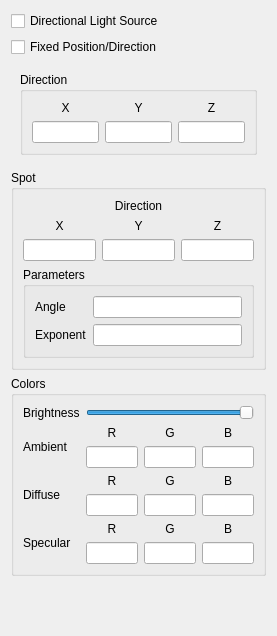
Above: ObjectTypes/Light/lightWidget.ui from ShenRen/OpenFlipper before the change. Below: the same form after it.
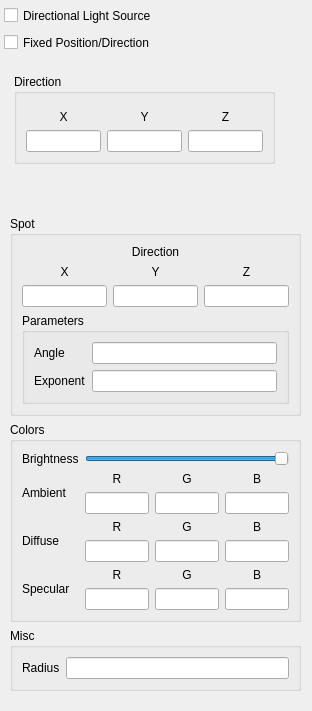
That is the form after the change.

Commit message: Added radius text field to light source widget.

```diff
--- a/ObjectTypes/Light/lightWidget.ui
+++ b/ObjectTypes/Light/lightWidget.ui
@@ -6,16 +6,22 @@
    <rect>
     <x>0</x>
     <y>0</y>
-    <width>277</width>
-    <height>636</height>
+    <width>312</width>
+    <height>711</height>
    </rect>
   </property>
   <property name="windowTitle">
    <string>Dialog</string>
   </property>
-  <layout class="QVBoxLayout" name="verticalLayout_2">
-   <item>
     <widget class="QCheckBox" name="directional">
+   <property name="geometry">
+    <rect>
+     <x>4</x>
+     <y>4</y>
+     <width>176</width>
+     <height>23</height>
+    </rect>
+   </property>
      <property name="toolTip">
       <string>Directional Light source or lightsource with position</string>
      </property>
@@ -23,9 +29,15 @@
       <string>Directional Light Source</string>
      </property>
     </widget>
-   </item>
-   <item>
     <widget class="QCheckBox" name="fixedPosition">
+   <property name="geometry">
+    <rect>
+     <x>4</x>
+     <y>31</y>
+     <width>172</width>
+     <height>23</height>
+    </rect>
+   </property>
      <property name="toolTip">
       <string>Light source fixed relatively to the viewer</string>
      </property>
@@ -33,7 +45,16 @@
       <string>Fixed Position/Direction</string>
      </property>
     </widget>
-   </item>
+  <widget class="QWidget" name="verticalLayoutWidget">
+   <property name="geometry">
+    <rect>
+     <x>10</x>
+     <y>70</y>
+     <width>291</width>
+     <height>621</height>
+    </rect>
+   </property>
+   <layout class="QVBoxLayout" name="verticalLayout_2">
    <item>
     <widget class="QStackedWidget" name="stackedWidget">
      <property name="currentIndex">
@@ -96,9 +117,15 @@
       </layout>
      </widget>
      <widget class="QWidget" name="page_2">
-      <layout class="QVBoxLayout" name="verticalLayout_4">
-       <item>
         <widget class="QGroupBox" name="groupBox_2">
+        <property name="geometry">
+         <rect>
+          <x>4</x>
+          <y>4</y>
+          <width>261</width>
+          <height>90</height>
+         </rect>
+        </property>
          <property name="title">
           <string>Direction</string>
          </property>
@@ -148,13 +175,17 @@
           </item>
          </layout>
         </widget>
-       </item>
-      </layout>
      </widget>
     </widget>
    </item>
    <item>
-    <widget class="QGroupBox" name="groupBox_4">
+     <widget class="QGroupBox" name="SpotGroup">
+      <property name="sizePolicy">
+       <sizepolicy hsizetype="Preferred" vsizetype="Minimum">
+        <horstretch>0</horstretch>
+        <verstretch>0</verstretch>
+       </sizepolicy>
+      </property>
      <property name="title">
       <string>Spot</string>
      </property>
@@ -214,6 +245,12 @@
       </item>
       <item>
        <widget class="QGroupBox" name="groupBox_3">
+         <property name="sizePolicy">
+          <sizepolicy hsizetype="Preferred" vsizetype="Minimum">
+           <horstretch>0</horstretch>
+           <verstretch>0</verstretch>
+          </sizepolicy>
+         </property>
         <property name="title">
          <string>Parameters</string>
         </property>
@@ -437,19 +474,40 @@
     </widget>
    </item>
    <item>
-    <spacer name="verticalSpacer">
-     <property name="orientation">
-      <enum>Qt::Vertical</enum>
-     </property>
-     <property name="sizeHint" stdset="0">
-      <size>
-       <width>20</width>
-       <height>117</height>
-      </size>
-     </property>
-    </spacer>
-   </item>
-  </layout>
+     <widget class="QGroupBox" name="groupBox_7">
+      <property name="title">
+       <string>Misc</string>
+      </property>
+      <layout class="QVBoxLayout" name="verticalLayout_7">
+       <item>
+        <layout class="QGridLayout" name="gridLayout_10" columnminimumwidth="5,0">
+         <property name="sizeConstraint">
+          <enum>QLayout::SetNoConstraint</enum>
+         </property>
+         <item row="0" column="1">
+          <widget class="QLineEdit" name="radius">
+           <property name="toolTip">
+            <string>Determines the light source's radius. Note: This does not affect the standard OpenGL rendering.</string>
+           </property>
+           <property name="whatsThis">
+            <string>Determines the light source's radius. Note: This does not affect the standard OpenGL rendering.</string>
+           </property>
+          </widget>
+         </item>
+         <item row="0" column="0">
+          <widget class="QLabel" name="label_26">
+           <property name="text">
+            <string>Radius</string>
+           </property>
+          </widget>
+         </item>
+        </layout>
+       </item>
+      </layout>
+     </widget>
+    </item>
+   </layout>
+  </widget>
  </widget>
  <resources/>
  <connections/>
```
Left out of the diff: 2 changed lines with no effect on the pictures. Lines whose indentation alone changed are shown as unchanged. The commit also changes 4 other files.
